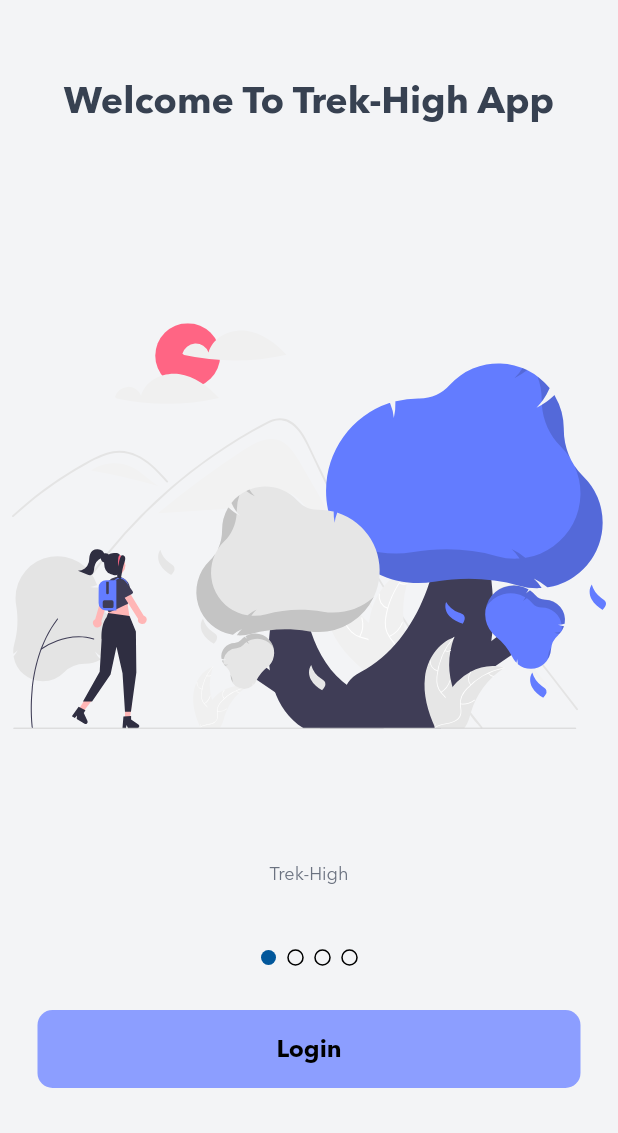
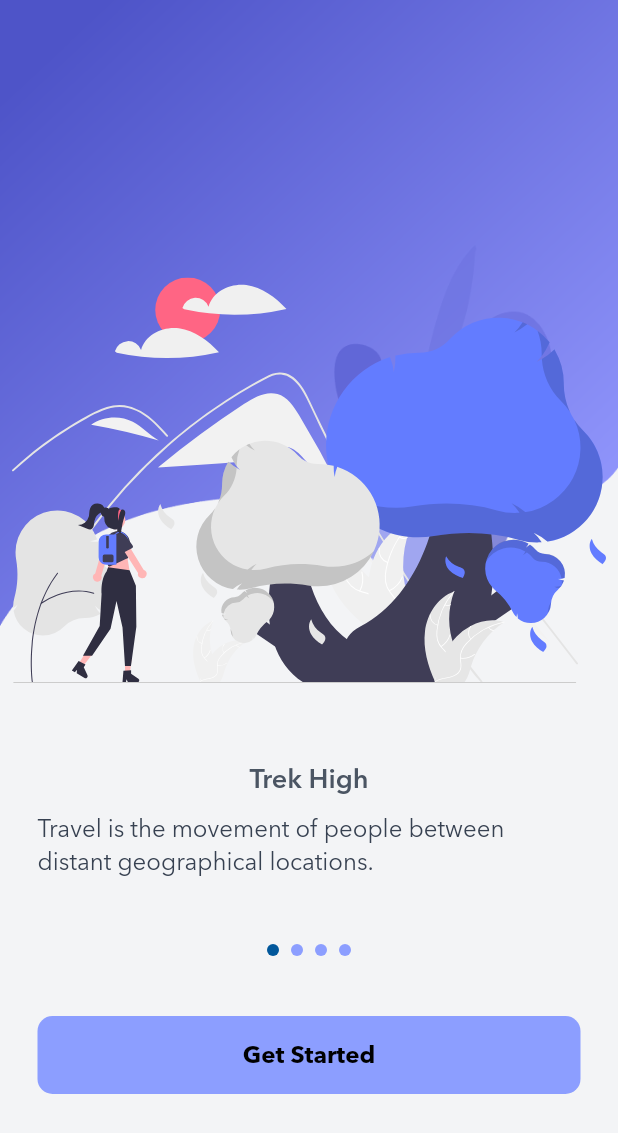
Before and after one commit to Prabesh789/Trek-High, a Flutter app: the screen it shows after launch, on a phone screen of 412 x 824 dp. Shown: the top 1133 px of the screen. Run offline on Flutter 3.47's test engine with Material 2 defaults, Android fonts, the light colour scheme and no system bars; drawn by our look-alikes of smooth_page_indicator; our stand-ins replace auto_route, dartz, dio, easy_localization, flutter_hooks, flutter_svg and 3 more.

```diff
--- a/lib/app_setup/route/app_router.dart
+++ b/lib/app_setup/route/app_router.dart
@@ -1,5 +1,5 @@
 library app_router;
 
 export 'package:auto_route/auto_route.dart';
+export 'package:trek_high/app_setup/route/app_router.dart';
 export 'package:trek_high/app_setup/route/source/app_router.gr.dart';
-export 'package:trek_high/app_setup/route/app_router.dart';
--- a/lib/app_setup/route/source/app_router.dart
+++ b/lib/app_setup/route/source/app_router.dart
@@ -1,4 +1,5 @@
 import 'package:auto_route/auto_route.dart';
+import 'package:trek_high/features/auth/login_screen/login_screen.dart';
 import 'package:trek_high/features/landing_screen/presentation/landing_screen.dart';
 import 'package:trek_high/features/main_dashboard/presentation/main_dashboard_Screen/main_dashboard_screen.dart';
 
@@ -11,6 +12,9 @@ import 'package:trek_high/features/main_dashboard/presentation/main_dashboard_Sc
     ),
     AutoRoute<void>(
       page: MainDashboardScreen,
+    ),
+    AutoRoute<void>(
+      page: LoginScreen,
     )
   ],
   preferRelativeImports: true,
--- a/lib/core/theme/infrastructure/entities/theme_palatte.dart
+++ b/lib/core/theme/infrastructure/entities/theme_palatte.dart
@@ -1,5 +1,6 @@
 import 'package:flutter/cupertino.dart';
 import 'package:flutter/material.dart';
+import 'package:flutter/rendering.dart';
 
 class AppThemes {
   /// Colors from Tailwind CSS
@@ -69,10 +70,12 @@ class AppThemes {
       headline5: TextStyle(
         color: textSwatch.shade600,
         fontSize: 18,
+        fontWeight: FontWeight.w600,
       ),
       headline6: TextStyle(
         color: textSwatch.shade700,
         fontSize: 16,
+        fontWeight: FontWeight.w400,
       ),
       subtitle1: TextStyle(
         color: textSwatch.shade700,
--- a/lib/core/widgets/custom_button.dart
+++ b/lib/core/widgets/custom_button.dart
@@ -6,10 +6,12 @@ class CustomButton extends StatefulWidget {
     this.buttonHeigh,
     this.buttonWidget,
     required this.onPressed,
+    required this.buttonText,
   }) : super(key: key);
   final double? buttonHeigh;
   final double? buttonWidget;
   final VoidCallback onPressed;
+  final String buttonText;
 
   @override
   _CustomButtonState createState() => _CustomButtonState();
@@ -30,7 +32,7 @@ class _CustomButtonState extends State<CustomButton> {
         ),
         child: Center(
           child: Text(
-            'Login',
+            widget.buttonText,
             style: Theme.of(context).textTheme.button?.copyWith(
                   color: Colors.black,
                 ),
--- a/lib/features/landing_screen/presentation/landing_screen.dart
+++ b/lib/features/landing_screen/presentation/landing_screen.dart
@@ -2,10 +2,9 @@ import 'package:flutter/material.dart';
 import 'package:flutter/rendering.dart';
 import 'package:flutter_svg/flutter_svg.dart';
 import 'package:smooth_page_indicator/smooth_page_indicator.dart';
-import 'package:trek_high/core/theme/application/theme_controller.dart';
 import 'package:trek_high/core/widgets/custom_button.dart';
 import 'package:trek_high/features/landing_screen/presentation/widgets/wolk_through_data.dart';
-import 'package:trek_high/core/theme/infrastructure/entities/theme_palatte.dart';
+import 'package:trek_high/app_setup/route/app_router.dart';
 
 class LandingScreen extends StatefulWidget {
   const LandingScreen({Key? key}) : super(key: key);
@@ -33,16 +32,23 @@ class _LandingScreenState extends State<LandingScreen> {
   Widget build(BuildContext context) {
     final size = MediaQuery.of(context).size;
     return Scaffold(
-      body: Column(
+      // backgroundColor: Colors.indigoAccent[100],
+      body: Stack(
         children: [
-          const SizedBox(height: 50),
-          Text(
-            'Welcome To Trek-High App',
-            textAlign: TextAlign.center,
-            style: Theme.of(context).textTheme.headline3?.copyWith(
-                  fontWeight: FontWeight.bold,
+          Image.asset(
+            'assets/images/background.png',
           ),
-          ),
+          Column(
+            children: [
+              const SizedBox(height: 80),
+              // Text(
+              //   'Welcome To Trek-High App',
+              //   textAlign: TextAlign.center,
+              //   style: Theme.of(context).textTheme.headline3?.copyWith(
+              //         fontWeight: FontWeight.bold,
+              //         color: Colors.black,
+              //       ),
+              // ),
               SizedBox(
                 height: size.height / 1.5,
                 child: PageView.builder(
@@ -58,12 +64,23 @@ class _LandingScreenState extends State<LandingScreen> {
                         Padding(
                           padding: const EdgeInsets.all(8),
                           child: SizedBox(
-                        height: size.height / 2,
-                        child: SvgPicture.asset(walkThroughItem['image'] ?? ''),
+                            height: size.height / 2.3,
+                            child: SvgPicture.asset(
+                                walkThroughItem['image'] ?? ''),
                           ),
                         ),
+                        Text(
+                          walkThroughItem['title'] ?? '',
+                          style: Theme.of(context).textTheme.headline5,
+                        ),
                         const SizedBox(height: 10),
-                    Text(walkThroughItem['description'] ?? ''),
+                        Padding(
+                          padding: const EdgeInsets.symmetric(horizontal: 25),
+                          child: Text(
+                            walkThroughItem['description'] ?? '',
+                            style: Theme.of(context).textTheme.headline6,
+                          ),
+                        ),
                       ],
                     );
                   },
@@ -73,20 +90,24 @@ class _LandingScreenState extends State<LandingScreen> {
                 count: walkThroughData.length,
                 controller: _pageController,
                 effect: WormEffect(
-              paintStyle: PaintingStyle.stroke,
-              dotColor: Colors.black,
+                  dotColor: Colors.indigoAccent[100]!,
                   activeDotColor: Colors.lightBlue[900]!,
-              dotHeight: 10,
-              dotWidth: 10,
+                  dotHeight: 8,
+                  dotWidth: 8,
                 ),
               ),
-          const SizedBox(height: 30),
+              const SizedBox(height: 40),
               Padding(
                 padding: const EdgeInsets.symmetric(horizontal: 25),
                 child: CustomButton(
-              onPressed: () {},
+                  buttonText: 'Get Started',
+                  onPressed: () {
+                    context.router.push<void>(const LoginRoute());
+                  },
                 ),
               )
+            ],
+          ),
         ],
       ),
     );
--- a/lib/features/landing_screen/presentation/widgets/wolk_through_data.dart
+++ b/lib/features/landing_screen/presentation/widgets/wolk_through_data.dart
@@ -1,19 +1,23 @@
 const List<Map<String, String>> walkThroughData = [
   {
     'image': 'assets/images/walk_1.svg',
-    'title': 'Welcome To Trek-High App',
-    'description': 'Trek-High',
+    'title': 'Trek High',
+    'description':
+        'Travel is the movement of people between distant geographical locations.',
   },
   {
     'image': 'assets/images/walk_2.svg',
+    'title': 'Plan your trek',
     'description': 'Trek-High',
   },
   {
     'image': 'assets/images/walk_3.svg',
+    'title': 'Meet friends along with Nature',
     'description': 'Trek-High',
   },
   {
     'image': 'assets/images/walk_5.svg',
+    'title': 'Feel safe',
     'description': 'Trek-High',
   },
 ];
```
Also changed, not shown: lib/core/widgets/custom_body_widget.dart (added, +21 -0 lines), lib/core/widgets/custom_textfield.dart (added, +59 -0 lines), lib/features/auth/login_screen/login_screen.dart (added, +72 -0 lines), assets/images/background.png (added), lib/app_setup/route/source/app_router.gr.dart. Lines whose indentation alone changed are shown as unchanged.
